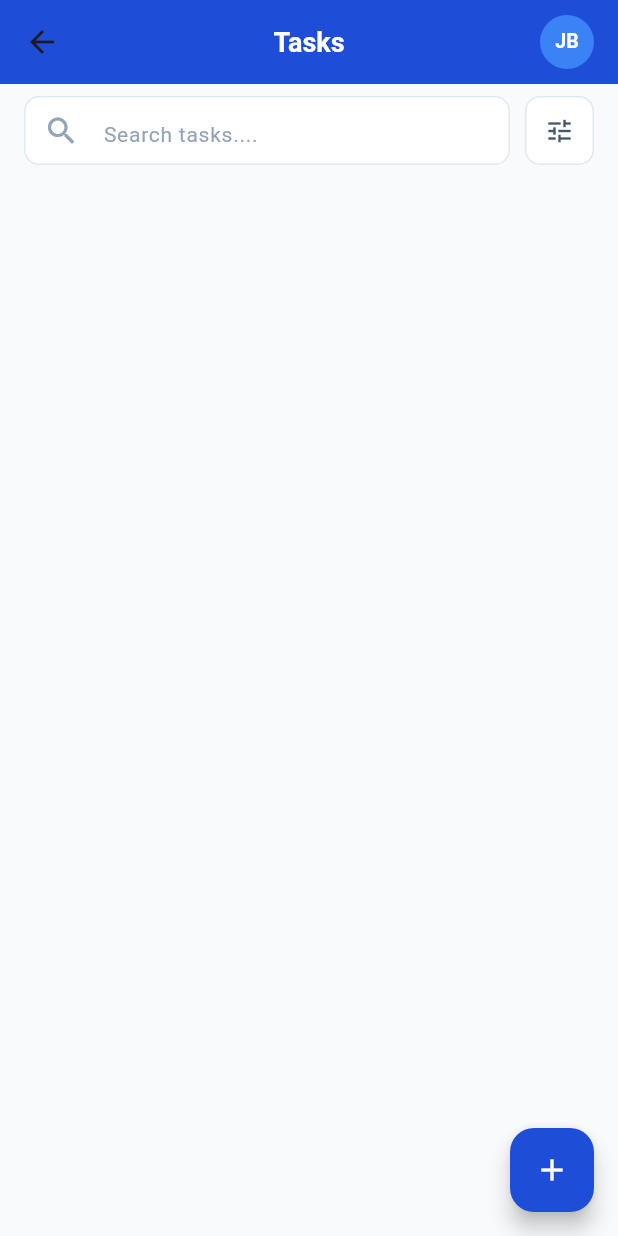
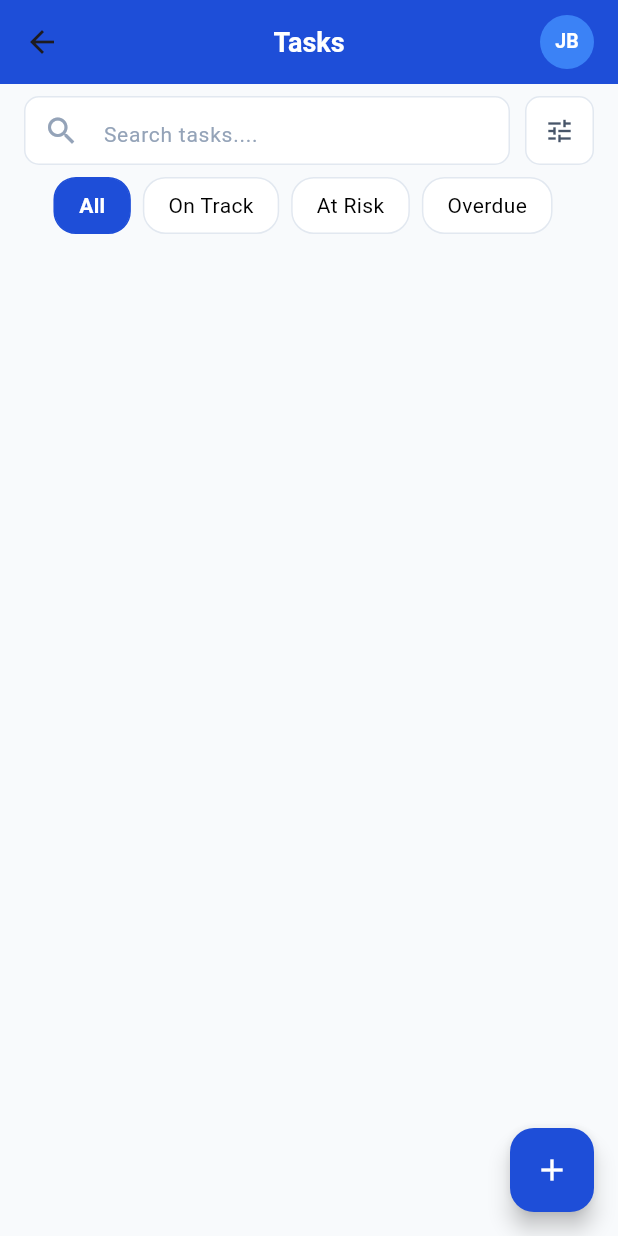
Before and after one commit to L-nsamba/Group13_Formative_Assignment1, a Flutter app: the TaskListScreen screen opened by its route, on a phone screen of 412 x 824 dp. Run offline on Flutter 3.47's test engine with Material 3 defaults, Android fonts, the phone set to English and light mode, and no system bars.

Commit message:
Completed filter buttons

```diff
--- a/project_task_tracker/lib/screens/task_list_screen.dart
+++ b/project_task_tracker/lib/screens/task_list_screen.dart
@@ -1,7 +1,16 @@
 import 'package:flutter/material.dart';
 
-class TaskListScreen extends StatelessWidget {
+class TaskListScreen extends StatefulWidget {
+
   const TaskListScreen({super.key});
+
+  @override
+  State<TaskListScreen> createState()=> _TaskListScreen();
+
+}
+  class _TaskListScreen extends State<TaskListScreen>{
+    final List<String> filters = ["All", "On Track", "At Risk", "Overdue"];
+    String selectedFilter = "All";
 
     @override
     Widget build(BuildContext context) {
@@ -48,7 +57,9 @@ class TaskListScreen extends StatelessWidget {
             ),
           ],
         ),
-      body:Padding(
+        body:Column(
+          children: [
+            Padding(
               padding: EdgeInsets.symmetric(horizontal: 16.0, vertical: 8.0),
               child: Row(
                 children:[
@@ -86,11 +97,45 @@ class TaskListScreen extends StatelessWidget {
                         color:Color(0xFF475569),
                         size:20,
                       ),
-                onPressed: ()=>{print("This button is for filtering")}
+                      onPressed: ()=>{}
                       ),
                     ),
                 ],
               ),
+            ),
+            SingleChildScrollView(
+              scrollDirection: Axis.horizontal,
+              padding: const EdgeInsets.symmetric(horizontal: 16.0),
+              child: Row(
+                children: filters.map((filter) {
+                  final bool isSelected = selectedFilter == filter;
+
+                  return GestureDetector(
+
+                    onTap: () {
+                      setState(() {
+                        selectedFilter = filter;
+                      });
+                    },
+                    child: Container(
+                      padding: const EdgeInsets.symmetric(horizontal: 16, vertical: 8),
+                      margin: const EdgeInsets.only(right: 8),
+                      decoration: BoxDecoration(
+                        color: isSelected ? const Color(0xFF1E4ED8): Colors.white,
+                        border: isSelected ? Border.all(color: Color(0xFF1E4ED8)): Border.all(color: Color(0xFFE2E8F0)),
+                        borderRadius: BorderRadius.circular(15)
+                      ),
+                      child: isSelected? Text(filter,
+                      style: TextStyle(
+                        color: Colors.white,
+                        fontWeight: FontWeight.w600,
+                        fontSize: 14),) : Text(filter, style: TextStyle(color: Colors.black)),
+                    ),
+                  );
+                }).toList(),
+              ),
+            ),
+          ],
         ),
         // Floating Action Button for task creation
         floatingActionButton: FloatingActionButton(
@@ -102,4 +147,5 @@ class TaskListScreen extends StatelessWidget {
         ),
       );
     }
+
   }
```
Lines whose indentation alone changed are shown as unchanged.
